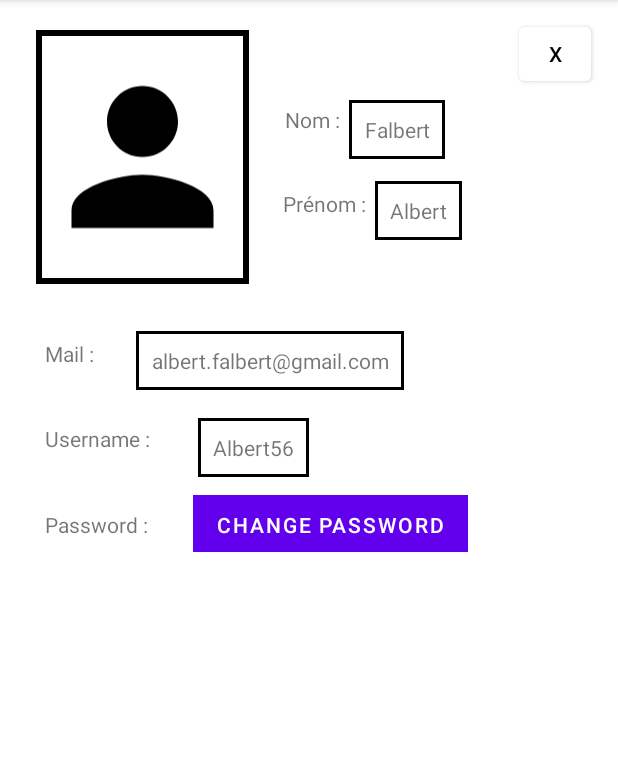
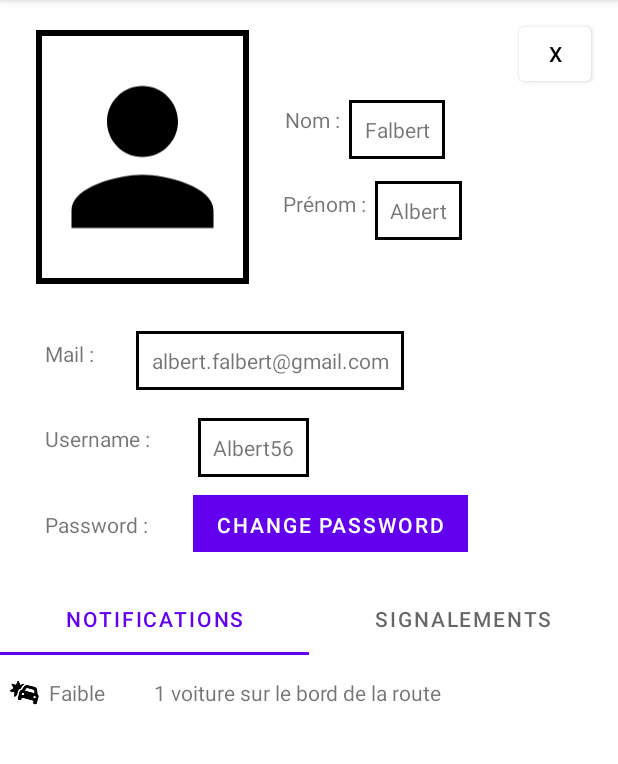
Before and after one commit to ClervieCauser/GoGoWaze, an Android app: the ProfilPageActivity screen opened directly, with no data from a screen before it, on a phone screen of 412 x 824 dp, the part 84-848 px from its top. Run offline under Robolectric (Android 15) with nearby library versions, the phone set to English and light mode, and no system bars; network calls fail.

Commit message:
Ajout prise de photo pour faire une notif + fix profil page

```diff
--- a/app/src/main/java/com/example/gogowaze/ProfilPageActivity.java
+++ b/app/src/main/java/com/example/gogowaze/ProfilPageActivity.java
@@ -21,6 +21,8 @@ import androidx.core.content.ContextCompat;
 import androidx.fragment.app.Fragment;
 import androidx.fragment.app.FragmentPagerAdapter;
 import androidx.viewpager.widget.ViewPager;
+
+import com.google.android.material.tabs.TabLayout;
 
 import java.io.File;
 import java.io.FileOutputStream;
@@ -51,6 +53,51 @@ public class ProfilPageActivity extends AppCompatActivity {
                 }
             }
         });
+        // Obtenez une référence au TabLayout et au ViewPager dans votre activité ou votre fragment
+        TabLayout tabLayout = findViewById(R.id.tab_layout);
+        ViewPager viewPager = findViewById(R.id.view_pager);
+
+        // Créer un adaptateur de fragments pour le ViewPager
+        FragmentPagerAdapter adapter = new FragmentPagerAdapter(getSupportFragmentManager(), FragmentPagerAdapter.BEHAVIOR_RESUME_ONLY_CURRENT_FRAGMENT) {
+            @NonNull
+            @Override
+            public Fragment getItem(int position) {
+                // Retourner le fragment approprié pour chaque onglet
+                switch (position) {
+                    case 0:
+                        return new HistoriqueNotificationsFragment();
+                    case 1:
+                        return new HistoriqueSignalementsFragment();
+                    default:
+                        return null;
+                }
+            }
+            @Override
+            public int getCount() {
+                // Retourner le nombre total d'onglets
+                return 2;
+            }
+            @Nullable
+            @Override
+            public CharSequence getPageTitle(int position) {
+                // Retourner le titre de chaque onglet
+                switch (position) {
+                    case 0:
+                        return "Notifications";
+                    case 1:
+                        return "Signalements";
+                    default:
+                        return null;
+                }
+            }
+        };
+        // Attacher l'adaptateur de fragments au ViewPager
+        viewPager.setAdapter(adapter);
+
+        // Attacher le ViewPager au TabLayout
+        tabLayout.setupWithViewPager(viewPager);
+
+
         findViewById(R.id.buttonExit).setOnClickListener(
                 click -> {
                     Intent intent = new Intent(getApplicationContext(), MainActivity.class);
```
Also changed, not shown: app/src/main/java/com/example/gogowaze/SignalFragment.java (+56 -3 lines), app/src/main/res/layout/fragment_signal.xml (+12 -1 lines).
